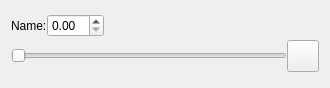
Before: the Qt Designer form src/noggit/Red/UiCommon/ExtendedSliderUi.ui in Marlamin/noggit-red, drawn with Qt 5.
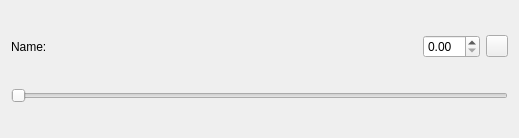
After: the same form once the commit is applied.

The edit to the form file:
```diff
--- a/src/noggit/Red/UiCommon/ExtendedSliderUi.ui
+++ b/src/noggit/Red/UiCommon/ExtendedSliderUi.ui
@@ -6,8 +6,8 @@
    <rect>
     <x>0</x>
     <y>0</y>
-    <width>330</width>
-    <height>88</height>
+    <width>519</width>
+    <height>138</height>
    </rect>
   </property>
   <property name="windowTitle">
@@ -15,7 +15,7 @@
   </property>
   <layout class="QVBoxLayout" name="verticalLayout">
    <property name="spacing">
-    <number>0</number>
+    <number>-1</number>
    </property>
    <item>
     <layout class="QHBoxLayout" name="horizontalLayout">
@@ -26,9 +26,6 @@
        </property>
       </widget>
      </item>
-     <item>
-      <widget class="QDoubleSpinBox" name="doubleSpinBox"/>
-     </item>
      <item>
       <spacer name="horizontalSpacer">
        <property name="orientation">
@@ -42,16 +39,15 @@
        </property>
       </spacer>
      </item>
-    </layout>
-   </item>
-   <item>
-    <layout class="QHBoxLayout" name="horizontalLayout_2">
      <item>
-      <widget class="QSlider" name="slider">
-       <property name="orientation">
-        <enum>Qt::Horizontal</enum>
+      <layout class="QHBoxLayout" name="horizontalLayout_3">
+       <property name="spacing">
+        <number>-1</number>
        </property>
-      </widget>
+       <item>
+        <widget class="QDoubleSpinBox" name="doubleSpinBox"/>
+       </item>
+      </layout>
      </item>
      <item>
       <widget class="QPushButton" name="tabletControlMenuButton">
@@ -63,14 +59,14 @@
        </property>
        <property name="minimumSize">
         <size>
-         <width>16</width>
-         <height>16</height>
+         <width>22</width>
+         <height>22</height>
         </size>
        </property>
        <property name="maximumSize">
         <size>
-         <width>32</width>
-         <height>32</height>
+         <width>22</width>
+         <height>22</height>
         </size>
        </property>
        <property name="text">
@@ -80,6 +76,17 @@
      </item>
     </layout>
    </item>
+   <item>
+    <layout class="QHBoxLayout" name="horizontalLayout_2">
+     <item>
+      <widget class="QSlider" name="slider">
+       <property name="orientation">
+        <enum>Qt::Horizontal</enum>
+       </property>
+      </widget>
+     </item>
+    </layout>
+   </item>
   </layout>
  </widget>
  <resources/>
```
